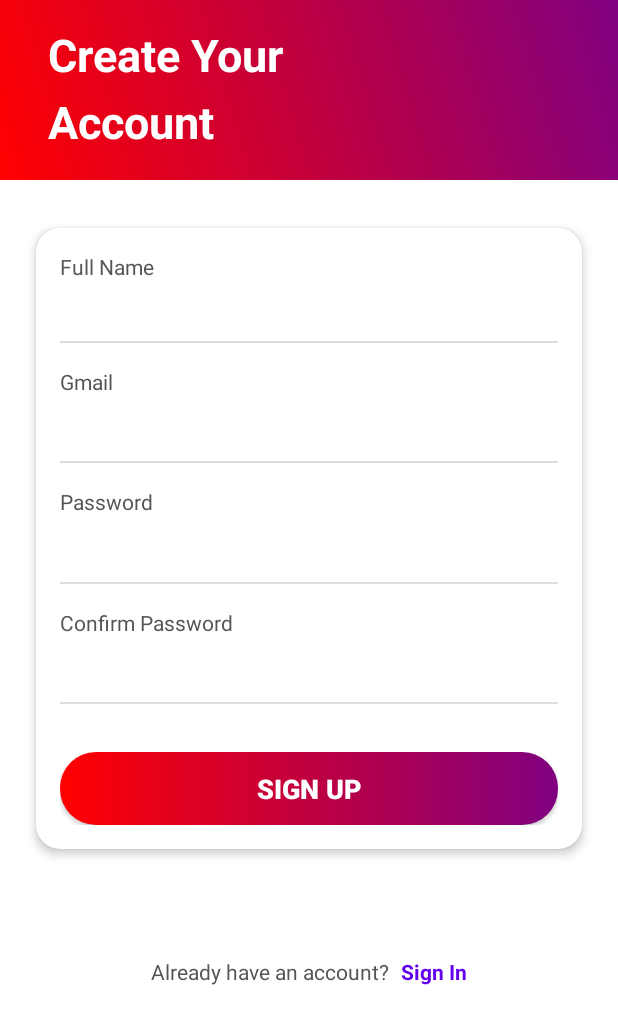
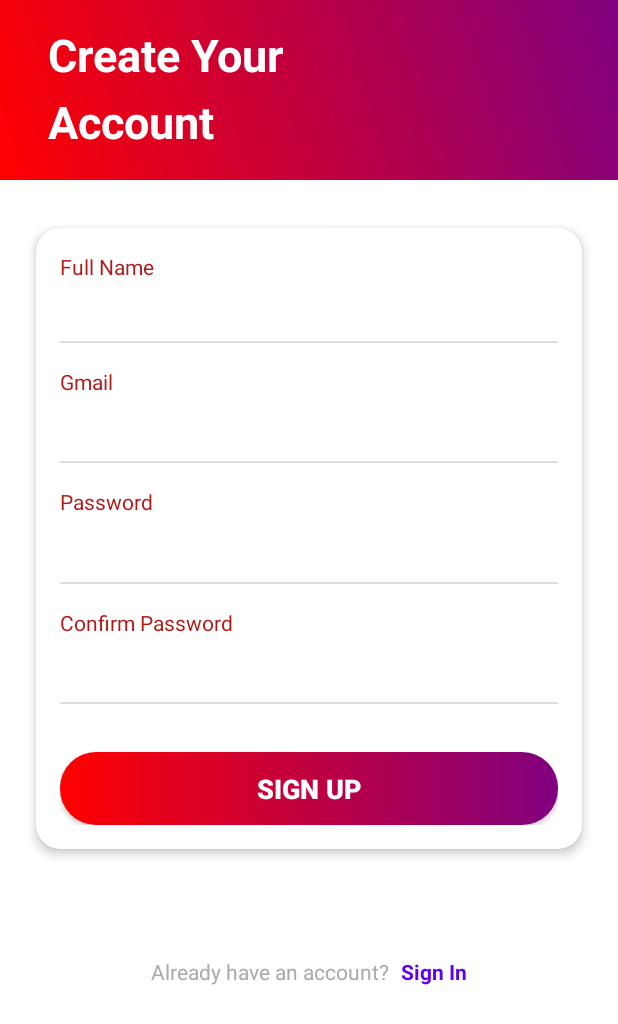
Before and after one commit to mphuong2010/Sign-In-Sign-Up, an Android app: the SignUpActivity screen opened directly, with no data from a screen before it, on a phone screen of 412 x 824 dp. Shown: the top 1024 px of the screen. Run offline under Robolectric (Android 15) with nearby library versions, the phone set to English and light mode, and no system bars.

Commit message:
Sign In - Sign Up

```diff
--- a/app/src/main/res/layout/activity_main.xml
+++ b/app/src/main/res/layout/activity_main.xml
@@ -65,8 +65,8 @@
                 android:layout_width="wrap_content"
                 android:layout_height="wrap_content"
                 android:text="Gmail"
-                android:textSize="16sp"
-                android:textColor="@android:color/darker_gray" />
+                android:textColor="#B11919"
+                android:textSize="16sp" />
 
             <EditText
                 android:id="@+id/email_edit_text"
@@ -87,8 +87,8 @@
                 android:layout_height="wrap_content"
                 android:layout_marginTop="16dp"
                 android:text="Password"
-                android:textSize="16sp"
-                android:textColor="@android:color/darker_gray" />
+                android:textColor="#B11919"
+                android:textSize="16sp" />
 
             <EditText
                 android:id="@+id/password_edit_text"
--- a/app/src/main/res/layout/activity_sign_up.xml
+++ b/app/src/main/res/layout/activity_sign_up.xml
@@ -73,10 +73,10 @@
                 android:id="@+id/full_name_label"
                 android:layout_width="wrap_content"
                 android:layout_height="wrap_content"
+                android:layout_marginBottom="4dp"
                 android:text="Full Name"
-                android:textSize="14sp"
-                android:textColor="#555555"
-                android:layout_marginBottom="4dp"/>
+                android:textColor="#B11919"
+                android:textSize="14sp" />
 
             <EditText
                 android:id="@+id/full_name_edit_text"
@@ -102,7 +102,7 @@
                 android:layout_marginTop="16dp"
                 android:layout_marginBottom="4dp"
                 android:text="Gmail"
-                android:textColor="#555555"
+                android:textColor="#B11919"
                 android:textSize="14sp" />
 
             <EditText
@@ -127,10 +127,10 @@
                 android:layout_width="wrap_content"
                 android:layout_height="wrap_content"
                 android:layout_marginTop="16dp"
+                android:layout_marginBottom="4dp"
                 android:text="Password"
-                android:textSize="14sp"
-                android:textColor="#555555"
-                android:layout_marginBottom="4dp"/>
+                android:textColor="#B11919"
+                android:textSize="14sp" />
 
             <EditText
                 android:id="@+id/password_edit_text"
@@ -154,10 +154,10 @@
                 android:layout_width="wrap_content"
                 android:layout_height="wrap_content"
                 android:layout_marginTop="16dp"
+                android:layout_marginBottom="4dp"
                 android:text="Confirm Password"
-                android:textSize="14sp"
-                android:textColor="#555555"
-                android:layout_marginBottom="4dp"/>
+                android:textColor="#B11919"
+                android:textSize="14sp" />
 
             <EditText
                 android:id="@+id/confirm_password_edit_text"
@@ -210,7 +210,7 @@
             android:layout_width="wrap_content"
             android:layout_height="wrap_content"
             android:text="Already have an account?"
-            android:textColor="#555555"
+            android:textColor="#aaa"
             android:textSize="14sp" />
 
         <TextView
```
